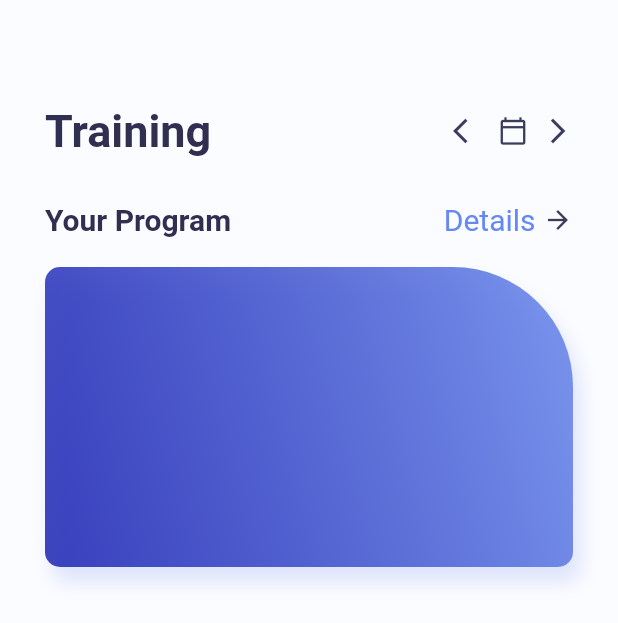
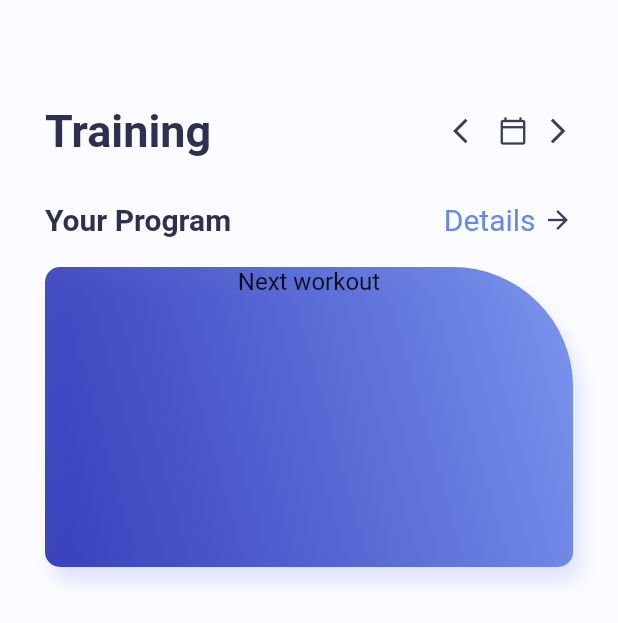
Before and after one commit to kohenro19/MuscleTraining_flutter_001, a Flutter app: the screen it shows after launch, on a phone screen of 412 x 824 dp. Shown: the top 623 px of the screen. Run offline on Flutter 3.47's test engine with Material 2 defaults, Android fonts, the phone set to English and light mode, and no system bars; statements that could not run were skipped.

Commit message:
20220313r3

```diff
--- a/lib/home_page.dart
+++ b/lib/home_page.dart
@@ -99,6 +99,17 @@ class _HomePageState extends State<HomePage> {
                     )
                   ]
               ),
+              child: Column(
+                children: [
+                  Text(
+                    "Next workout",
+                    style: TextStyle(
+                      fontSize: 16,
+                      color: color.AppColor.homePageContainerTextSmall
+                    ),
+                  )
+                ]
+              ),
             )
           ],
         ),
```
